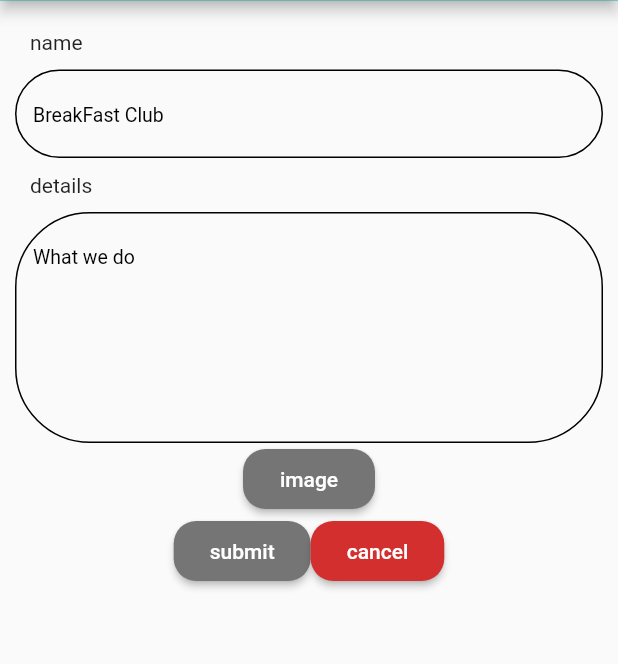
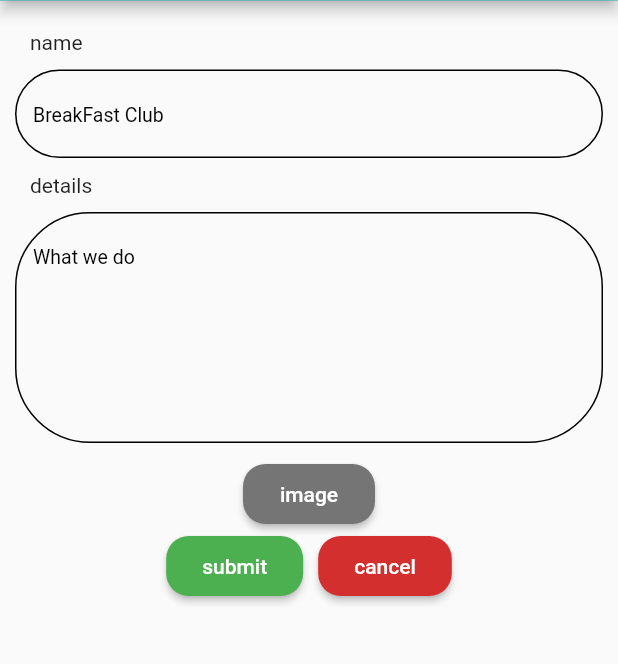
Before and after one commit to Amjadyabroudi128/syriancommunity, a Flutter app: the addCommunity screen opened by its route, on a phone screen of 412 x 824 dp, the part 97-761 px from its top. Run offline on Flutter 3.47's test engine with Material 3 defaults, Android fonts, the phone set to English and light mode, and no system bars; our stand-ins replace bloc, cloud_firestore, firebase_auth, firebase_core, firebase_messaging, firebase_storage and 3 more; accounts and stored records are empty; generated files the repository leaves out were written again.

Commit message:
cancel button

```diff
--- a/lib/Screens/community/addCommunity.dart
+++ b/lib/Screens/community/addCommunity.dart
@@ -41,7 +41,7 @@ class _addCommunityState extends State<addCommunity> {
                 child: Text(AppLocalizations.of(context)!.details),
               ),
               CustomTextForm(hinttext: "What we do ", myController: details, maxLines: 6,),
-              sizedBox(),
+              sizedBox(height: 10,),
               Center(
                 child: CustomButton(
                   title: AppLocalizations.of(context)!.image,
@@ -72,9 +72,12 @@ class _addCommunityState extends State<addCommunity> {
                        Navigator.pushReplacementNamed(context, 'community');
                       }
                     }
-                    , title: AppLocalizations.of(context)!.submit, color: ColorManager.addEdit,
+                    , title: AppLocalizations.of(context)!.submit, color: ColorManager.submit,
                     ),
-                  CustomButton(onPressed: (){}, title: AppLocalizations.of(context)!.cancel, color: ColorManager.delete,)
+                  sizedBox(width: 10,),
+                  CustomButton(onPressed: (){
+                    Navigator.pop(context);
+                  }, title: AppLocalizations.of(context)!.cancel, color: ColorManager.delete,)
                 ],
               ),
 
```
